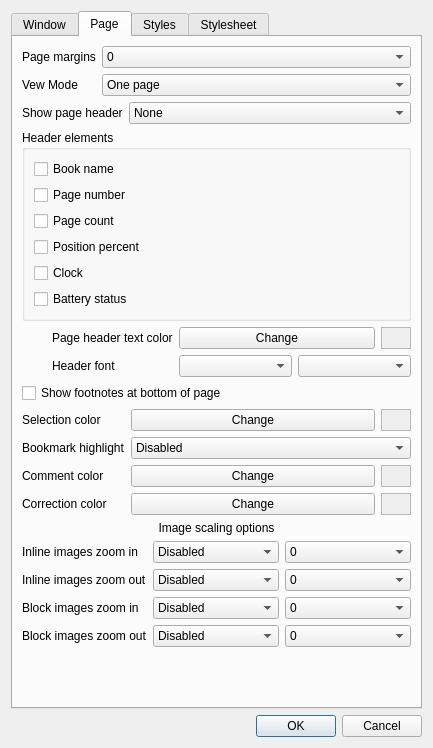
This is src/settings.ui in CrazyCoder/crqt-ng as Qt 5 draws it before an edit. The edited form follows.
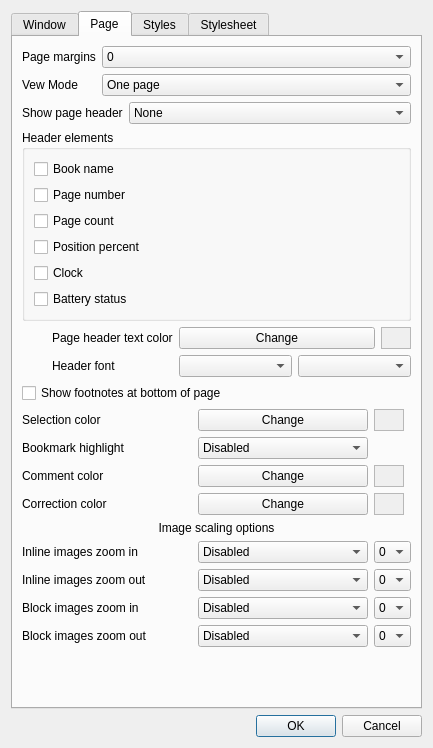
This is the edited form. The open tabs and pages were chosen to show the change. Icons and pictures are not drawn.

Commit message: Update src/settings.ui: optimizations. SettingsDlg: also move sample window on resize event.

```diff
--- a/src/settings.ui
+++ b/src/settings.ui
@@ -558,7 +558,7 @@
         </widget>
        </item>
        <item>
-        <layout class="QFormLayout" name="formLayout_7">
+        <layout class="QGridLayout" name="gridLayout">
          <item row="0" column="0">
           <widget class="QLabel" name="label">
            <property name="text">
@@ -567,8 +567,6 @@
           </widget>
          </item>
          <item row="0" column="1">
-          <layout class="QHBoxLayout" name="horizontalLayout_7">
-           <item>
             <widget class="QPushButton" name="btnSelectionColor">
              <property name="sizePolicy">
               <sizepolicy hsizetype="Preferred" vsizetype="Fixed">
@@ -581,7 +579,7 @@
              </property>
             </widget>
            </item>
-           <item>
+         <item row="0" column="2">
             <widget class="QFrame" name="frmSelectionColor">
              <property name="sizePolicy">
               <sizepolicy hsizetype="Minimum" vsizetype="Preferred">
@@ -612,8 +610,6 @@
              </property>
             </widget>
            </item>
-          </layout>
-         </item>
          <item row="1" column="0">
           <widget class="QLabel" name="label_40">
            <property name="text">
@@ -648,8 +644,6 @@
           </widget>
          </item>
          <item row="2" column="1">
-          <layout class="QHBoxLayout" name="horizontalLayout_8">
-           <item>
             <widget class="QPushButton" name="btnCommentColor">
              <property name="sizePolicy">
               <sizepolicy hsizetype="Preferred" vsizetype="Fixed">
@@ -662,7 +656,7 @@
              </property>
             </widget>
            </item>
-           <item>
+         <item row="2" column="2">
             <widget class="QFrame" name="frmCommentColor">
              <property name="sizePolicy">
               <sizepolicy hsizetype="Minimum" vsizetype="Preferred">
@@ -693,8 +687,6 @@
              </property>
             </widget>
            </item>
-          </layout>
-         </item>
          <item row="3" column="0">
           <widget class="QLabel" name="label_39">
            <property name="text">
@@ -703,8 +695,6 @@
           </widget>
          </item>
          <item row="3" column="1">
-          <layout class="QHBoxLayout" name="horizontalLayout_9">
-           <item>
             <widget class="QPushButton" name="btnCorrectionColor">
              <property name="sizePolicy">
               <sizepolicy hsizetype="Preferred" vsizetype="Fixed">
@@ -717,7 +707,7 @@
              </property>
             </widget>
            </item>
-           <item>
+         <item row="3" column="2">
             <widget class="QFrame" name="frmCorrectionColor">
              <property name="sizePolicy">
               <sizepolicy hsizetype="Minimum" vsizetype="Preferred">
@@ -748,11 +738,7 @@
              </property>
             </widget>
            </item>
-          </layout>
-         </item>
-        </layout>
-       </item>
-       <item>
+         <item row="4" column="0" colspan="3">
         <widget class="QLabel" name="label_42">
          <property name="text">
           <string>Image scaling options</string>
@@ -762,18 +748,14 @@
          </property>
         </widget>
        </item>
-       <item>
-        <layout class="QFormLayout" name="formLayout_6">
-         <item row="0" column="0">
+         <item row="5" column="0">
           <widget class="QLabel" name="label_41">
            <property name="text">
             <string>Inline images zoom in</string>
            </property>
           </widget>
          </item>
-         <item row="0" column="1">
-          <layout class="QHBoxLayout" name="horizontalLayout_2">
-           <item>
+         <item row="5" column="1">
             <widget class="QComboBox" name="cbImageInlineZoominMode">
              <item>
               <property name="text">
@@ -792,7 +774,7 @@
              </item>
             </widget>
            </item>
-           <item>
+         <item row="5" column="2">
             <widget class="QComboBox" name="cbImageInlineZoominScale">
              <item>
               <property name="text">
@@ -816,18 +798,14 @@
              </item>
             </widget>
            </item>
-          </layout>
-         </item>
-         <item row="1" column="0">
+         <item row="6" column="0">
           <widget class="QLabel" name="label_64">
            <property name="text">
             <string>Inline images zoom out</string>
            </property>
           </widget>
          </item>
-         <item row="1" column="1">
-          <layout class="QHBoxLayout" name="horizontalLayout_3">
-           <item>
+         <item row="6" column="1">
             <widget class="QComboBox" name="cbImageInlineZoomoutMode">
              <item>
               <property name="text">
@@ -846,7 +824,7 @@
              </item>
             </widget>
            </item>
-           <item>
+         <item row="6" column="2">
             <widget class="QComboBox" name="cbImageInlineZoomoutScale">
              <item>
               <property name="text">
@@ -870,18 +848,14 @@
              </item>
             </widget>
            </item>
-          </layout>
-         </item>
-         <item row="2" column="0">
+         <item row="7" column="0">
           <widget class="QLabel" name="label_65">
            <property name="text">
             <string>Block images zoom in</string>
            </property>
           </widget>
          </item>
-         <item row="2" column="1">
-          <layout class="QHBoxLayout" name="horizontalLayout_5">
-           <item>
+         <item row="7" column="1">
             <widget class="QComboBox" name="cbImageBlockZoominMode">
              <item>
               <property name="text">
@@ -900,7 +874,7 @@
              </item>
             </widget>
            </item>
-           <item>
+         <item row="7" column="2">
             <widget class="QComboBox" name="cbImageBlockZoominScale">
              <item>
               <property name="text">
@@ -924,18 +898,14 @@
              </item>
             </widget>
            </item>
-          </layout>
-         </item>
-         <item row="3" column="0">
+         <item row="8" column="0">
           <widget class="QLabel" name="label_53">
            <property name="text">
             <string>Block images zoom out</string>
            </property>
           </widget>
          </item>
-         <item row="3" column="1">
-          <layout class="QHBoxLayout" name="horizontalLayout_15">
-           <item>
+         <item row="8" column="1">
             <widget class="QComboBox" name="cbImageBlockZoomoutMode">
              <item>
               <property name="text">
@@ -954,7 +924,7 @@
              </item>
             </widget>
            </item>
-           <item>
+         <item row="8" column="2">
             <widget class="QComboBox" name="cbImageBlockZoomoutScale">
              <item>
               <property name="text">
@@ -980,8 +950,6 @@
            </item>
           </layout>
          </item>
-        </layout>
-       </item>
        <item>
         <spacer name="verticalSpacer_4">
          <property name="orientation">
```
Left out of the diff: 3 changed lines with no effect on the pictures. Lines whose indentation alone changed are shown as unchanged. The commit also changes 8 other files.
